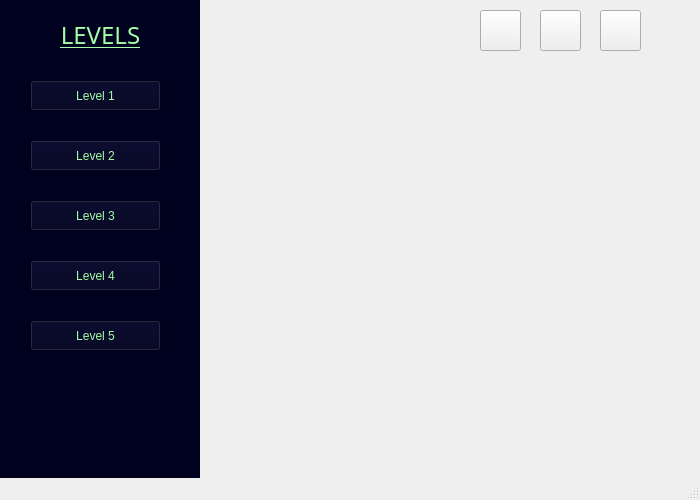
ariadneep/logigate-game, file mainwindow.ui: the form before one commit.
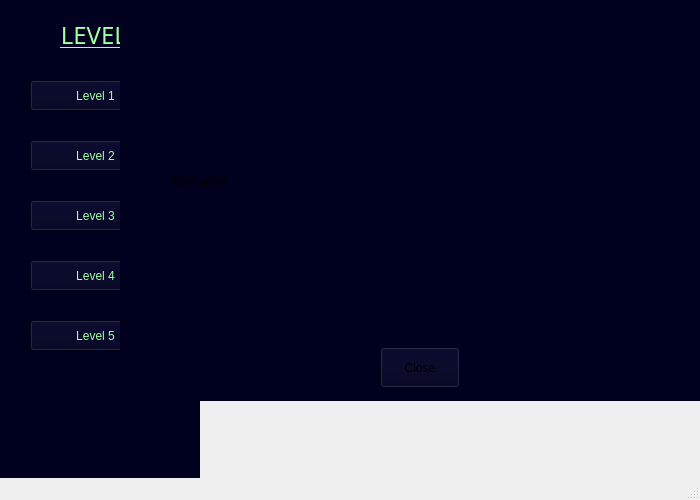
The form after the commit. Icons and pictures are not drawn.

Commit message: Made the lesson popup look better.

```diff
--- a/mainwindow.ui
+++ b/mainwindow.ui
@@ -265,37 +265,32 @@
     <property name="geometry">
      <rect>
       <x>120</x>
-      <y>-500</y>
+      <y>0</y>
       <width>601</width>
       <height>401</height>
      </rect>
     </property>
     <property name="autoFillBackground">
-     <bool>true</bool>
+     <bool>false</bool>
+    </property>
+    <property name="styleSheet">
+     <string notr="true">qproperty-alignment: AlignCenter;
+background-color: rgb(0, 0, 31);
+font: 13pt &quot;Code 7x5&quot;;</string>
     </property>
     <widget class="QPushButton" name="closeLessonButton">
      <property name="geometry">
       <rect>
        <x>260</x>
-       <y>360</y>
+       <y>347</y>
        <width>80</width>
-       <height>18</height>
+       <height>41</height>
       </rect>
      </property>
      <property name="text">
       <string>Close</string>
      </property>
     </widget>
-    <widget class="QPlainTextEdit" name="plainTextEdit">
-     <property name="geometry">
-      <rect>
-       <x>30</x>
-       <y>20</y>
-       <width>541</width>
-       <height>321</height>
-      </rect>
-     </property>
-    </widget>
     <widget class="QLabel" name="lessonText">
      <property name="geometry">
       <rect>
@@ -305,6 +300,9 @@
        <height>281</height>
       </rect>
      </property>
+     <property name="styleSheet">
+      <string notr="true">font-size: 10pt;</string>
+     </property>
      <property name="text">
       <string>TextLabel</string>
      </property>
```
